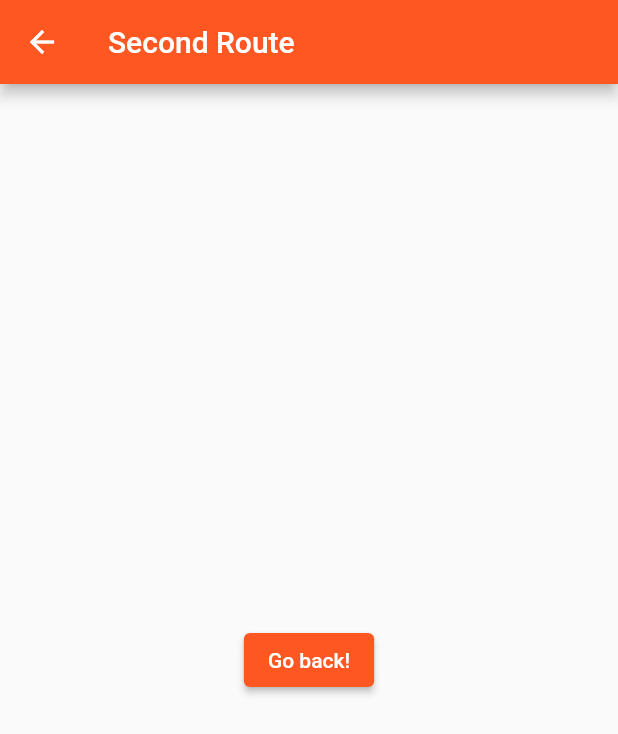
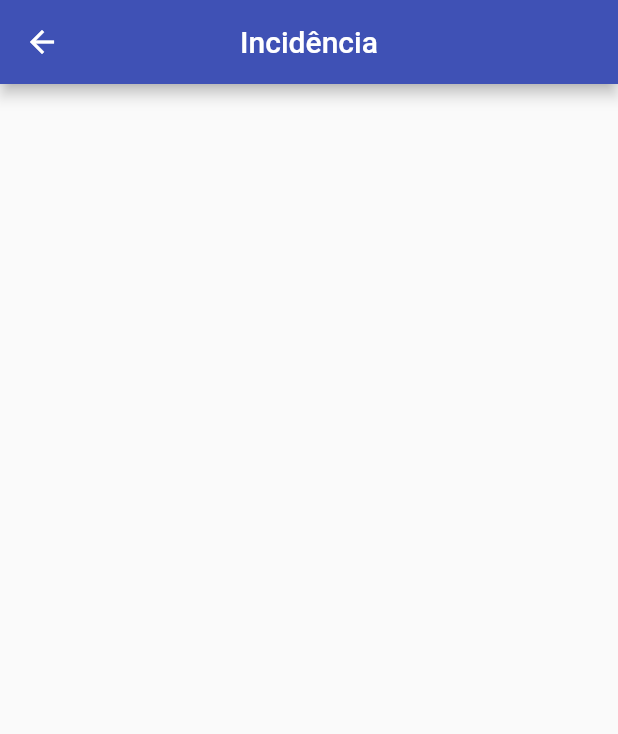
Before and after one commit to franciscogneto/app_Incidencias_Flutter, a Flutter app: the AddIncidence screen opened directly, on a phone screen of 412 x 824 dp. Shown: the top 734 px of the screen. Run offline on Flutter 3.47's test engine with Material 2 defaults, Android fonts, the phone set to English and light mode, and no system bars; missing offline and left inert: dart:html.

Commit message:
adicionado classes de usuário e incidência, além de alterações nas telas

```diff
--- a/lib/pages/add_incidence.dart
+++ b/lib/pages/add_incidence.dart
@@ -6,17 +6,11 @@ class AddIncidence extends StatelessWidget {
   Widget build(BuildContext context) {
     return Scaffold(
       appBar: AppBar(
-        title: Text("Second Route"),
+        title: Text("Incidência"),
+        centerTitle: true,
+        backgroundColor: Colors.indigo,
       ),
-      body: Center(
-        child: ElevatedButton(
-          onPressed: () {
-            Navigator.pop(context);
-            // Navigate back to first route when tapped.
-          },
-          child: Text('Go back!'),
-        ),
-      ),
+      body: null,
     );
   }
 }
--- a/lib/pages/incidences_list_page.dart
+++ b/lib/pages/incidences_list_page.dart
@@ -12,7 +12,9 @@ class IncidencesList extends StatelessWidget {
   Widget build(BuildContext context) {
     return Scaffold(
       appBar: AppBar(
-        title: Text('First Route'),
+        title: Text('Suas Incidências'),
+        backgroundColor: Colors.indigo,
+        centerTitle: true,
       ),
       body: Center(
         child: ListView(
--- a/lib/pages/menu_page.dart
+++ b/lib/pages/menu_page.dart
@@ -220,7 +220,6 @@ class MenuPage extends StatelessWidget {
           ],
           centerTitle: true,
         ),
-
       ),
     );
   }
```
Also changed, not shown: lib/models/Incidence.dart (added, +15 -0 lines), lib/models/User.dart (added, +7 -0 lines).
